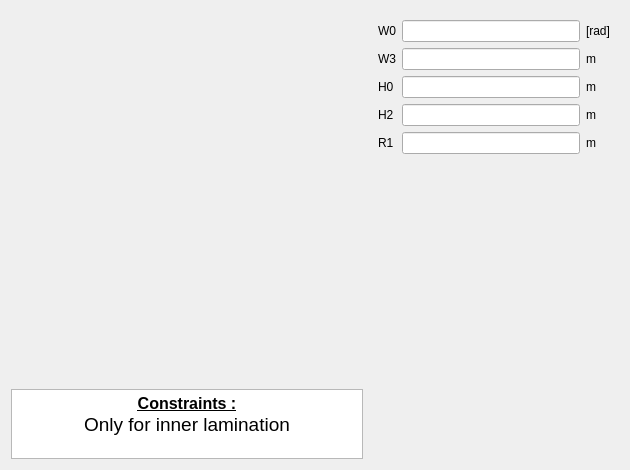
Qt form pyleecan/GUI/Dialog/DMachineSetup/SWSlot/PWSlot16/PWSlot16.ui (Eomys/pyleecan) before a commit.
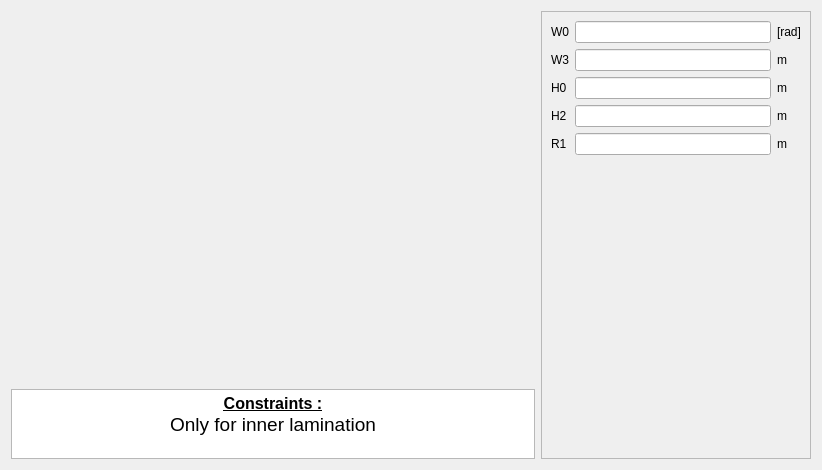
The same form after that commit. Icons and pictures are not drawn. Custom widgets are drawn as their Qt base class.

Commit message: [CO] Scroll widget for right column

```diff
--- a/pyleecan/GUI/Dialog/DMachineSetup/SWSlot/PWSlot16/PWSlot16.ui
+++ b/pyleecan/GUI/Dialog/DMachineSetup/SWSlot/PWSlot16/PWSlot16.ui
@@ -6,7 +6,7 @@
    <rect>
     <x>0</x>
     <y>0</y>
-    <width>630</width>
+    <width>822</width>
     <height>470</height>
    </rect>
   </property>
@@ -86,18 +86,30 @@
     </layout>
    </item>
    <item>
-    <widget class="QWidget" name="widget" native="true">
+    <widget class="QScrollArea" name="scrollArea">
      <property name="minimumSize">
       <size>
-       <width>250</width>
+       <width>270</width>
        <height>0</height>
       </size>
      </property>
      <property name="maximumSize">
       <size>
-       <width>250</width>
+       <width>270</width>
        <height>16777215</height>
       </size>
+     </property>
+     <property name="widgetResizable">
+      <bool>true</bool>
+     </property>
+     <widget class="QWidget" name="scrollAreaWidgetContents">
+      <property name="geometry">
+       <rect>
+        <x>0</x>
+        <y>0</y>
+        <width>268</width>
+        <height>446</height>
+       </rect>
      </property>
      <layout class="QVBoxLayout" name="verticalLayout">
       <item>
@@ -206,6 +218,7 @@
        <widget class="WWSlotOut" name="w_out" native="true"/>
       </item>
      </layout>
+     </widget>
     </widget>
    </item>
   </layout>
```
Lines whose indentation alone changed are shown as unchanged. The commit also changes 84 other files.
